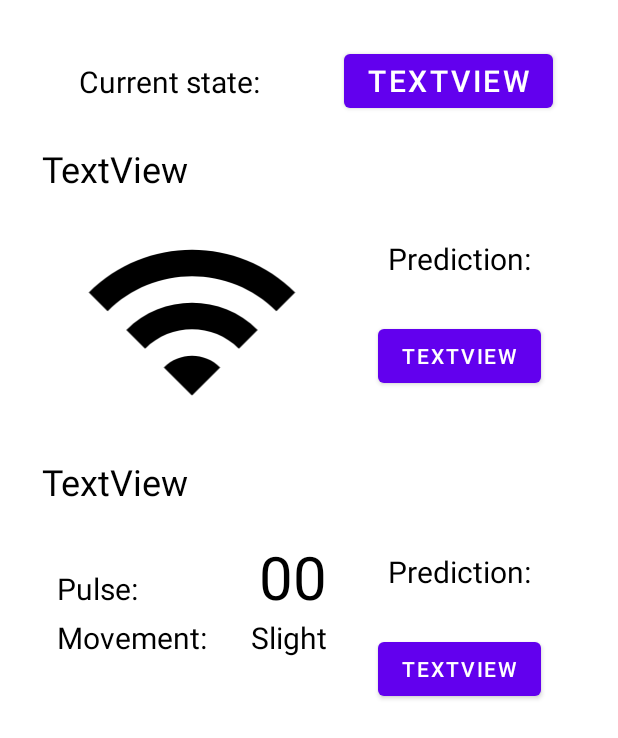
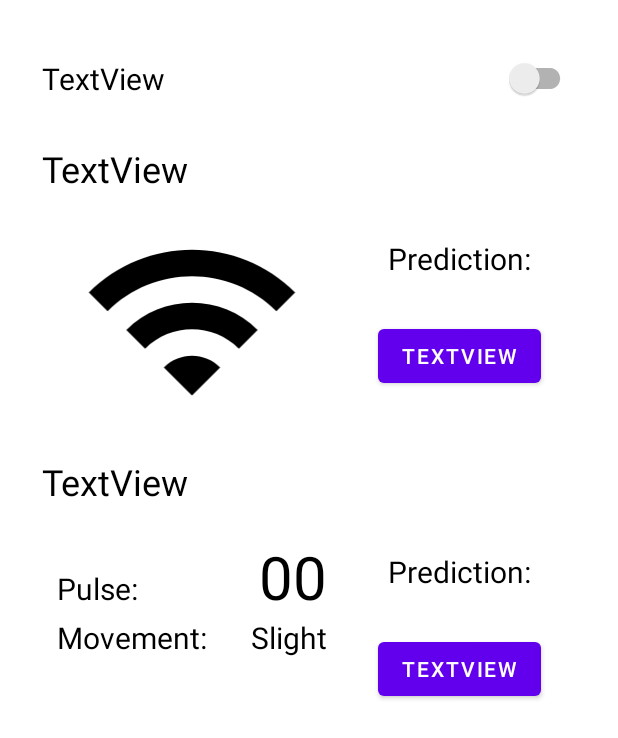
Before and after one commit to BarrelOfTea/DriverSupport, an Android app: the layout flow_fragment_main.xml on its own in the app's theme, with its tools: preview values and no code run, on a phone screen of 412 x 824 dp. Shown: the top 738 px of the screen. Run offline under Robolectric (Android 15) with nearby library versions, the phone set to English and light mode, and no system bars.

Commit message:
Added setting flow layout

```diff
--- a/app/src/main/java/com/example/driversupport/presentation/ui/activity/MainActivity.kt
+++ b/app/src/main/java/com/example/driversupport/presentation/ui/activity/MainActivity.kt
@@ -2,6 +2,7 @@ package com.example.driversupport.presentation.ui.activity
 
 import android.os.Bundle
 import android.os.PersistableBundle
+import android.widget.LinearLayout
 import androidx.appcompat.app.AppCompatActivity
 import com.example.driversupport.R
 
--- a/app/src/main/res/layout/flow_fragment_main.xml
+++ b/app/src/main/res/layout/flow_fragment_main.xml
@@ -203,4 +203,10 @@
 
     </LinearLayout>
 
+    <include layout="@layout/item_signal"
+        android:id="@+id/signal_main_alarm"/>
+
+    <include layout="@layout/item_signal"
+        android:id="@+id/signal_main_led"/>
+
 </androidx.constraintlayout.widget.ConstraintLayout>
--- /dev/null
+++ b/app/src/main/res/layout/item_signal.xml
@@ -0,0 +1,29 @@
+<?xml version="1.0" encoding="utf-8"?>
+<androidx.constraintlayout.widget.ConstraintLayout xmlns:android="http://schemas.android.com/apk/res/android"
+    xmlns:app="http://schemas.android.com/apk/res-auto"
+    xmlns:tools="http://schemas.android.com/tools"
+    android:layout_width="match_parent"
+    android:layout_height="wrap_content"
+    android:background="@drawable/rounded_back">
+
+
+    <TextView
+        android:id="@+id/tv_main_signal_name"
+        android:layout_width="wrap_content"
+        android:layout_height="wrap_content"
+        android:text="TextView"
+        android:textSize="@dimen/normal_text_size"
+        app:layout_constraintBottom_toBottomOf="parent"
+        app:layout_constraintStart_toStartOf="parent"
+        app:layout_constraintTop_toTopOf="parent" />
+
+    <androidx.appcompat.widget.SwitchCompat
+        android:id="@+id/switch_main_signal"
+        android:layout_width="wrap_content"
+        android:layout_height="wrap_content"
+        app:layout_constraintBottom_toBottomOf="parent"
+        app:layout_constraintEnd_toEndOf="parent"
+        app:layout_constraintTop_toTopOf="parent" />
+
+
+</androidx.constraintlayout.widget.ConstraintLayout>
--- a/app/src/main/res/values/strings.xml
+++ b/app/src/main/res/values/strings.xml
@@ -16,4 +16,8 @@
     <string name="prediction">Prediction:</string>
     <string name="pulse">Pulse:</string>
     <string name="movement">Movement:</string>
+    <string name="change_light_color">Change light color</string>
+    <string name="change_alarm_volume">Change alarm volume</string>
+    <string name="change_alarm_sound">Change alarm sound</string>
+    <string name="delete_data">Delete data</string>
 </resources>
```
Also changed, not shown: app/src/main/res/layout/flow_fragment_settings.xml (+84 -0 lines).
